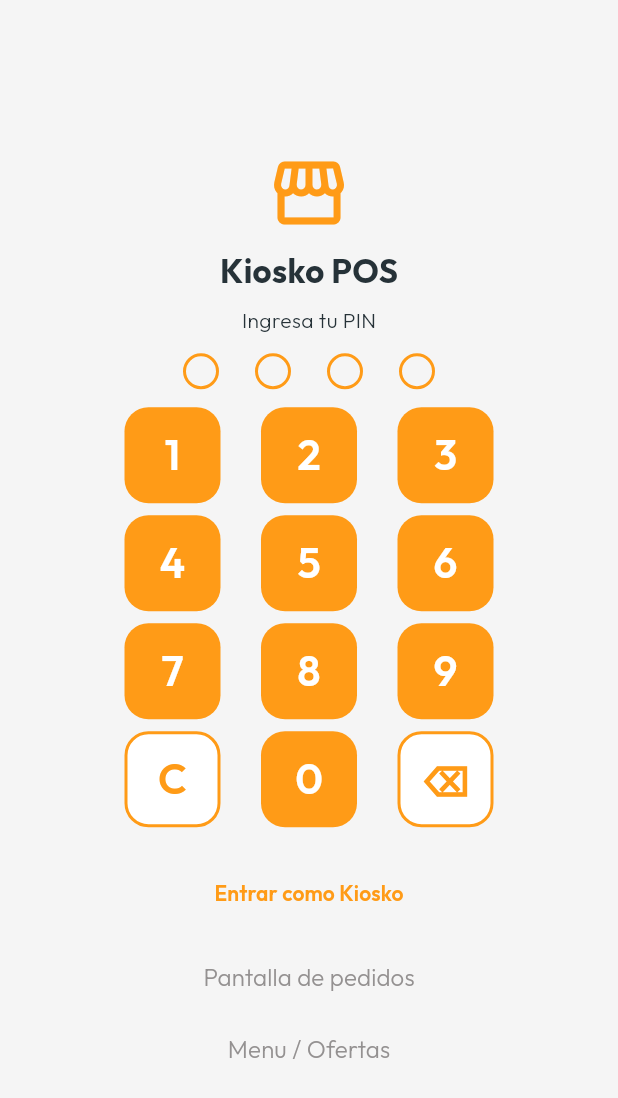
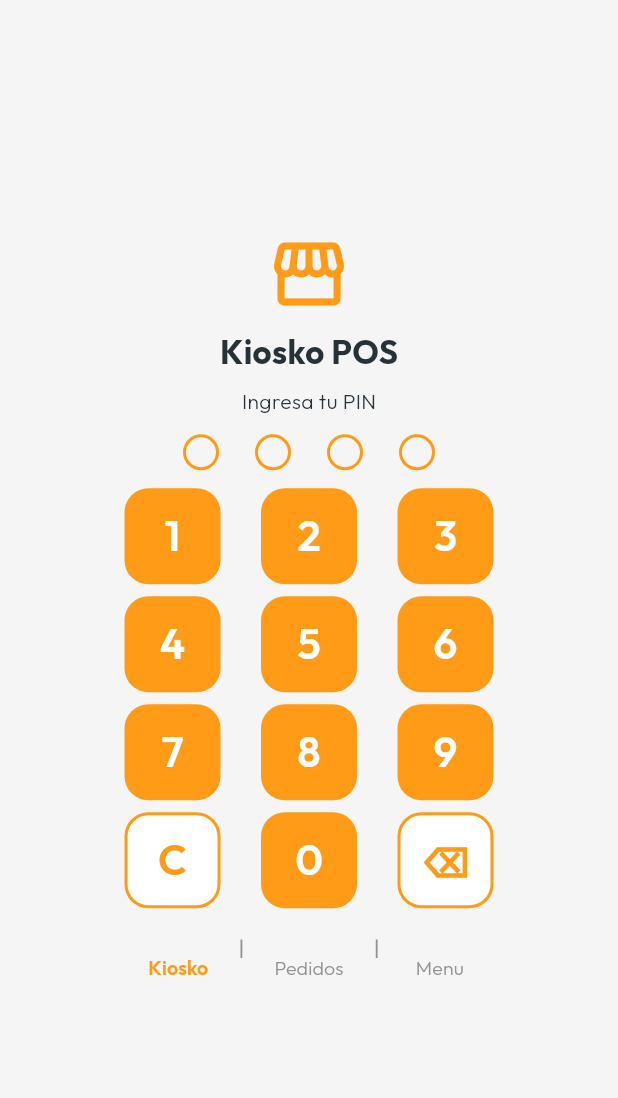
Before and after one commit to HectorRiquelme/kiosko_v2, a Flutter app: the screen it shows after launch, on a phone screen of 412 x 824 dp. Shown: the top 1098 px of the screen. Run offline on Flutter 3.47's test engine with Material 3 defaults, Android fonts, the phone set to English and light mode, and no system bars; our stand-ins replace audioplayers, cached_network_image, drift, flutter_riverpod, google_fonts, image_picker and 1 more; accounts and stored records are empty; generated files the repository leaves out were written again.

Commit message:
Compact login buttons, add clock and auto-scroll to menu board
Login:
- Buttons in compact row: Kiosko | Pedidos | Menu
- All visible on tablet without scrolling

Menu Board:
- Live clock in header (HH:MM)
- Auto-scroll promos every 5 seconds with smooth animation
- Loops back to top when reaching end

196 tests passing, 0 analysis issues.

```diff
--- a/lib/presentation/screens/login_screen.dart
+++ b/lib/presentation/screens/login_screen.dart
@@ -186,51 +186,40 @@ class _LoginScreenState extends ConsumerState<LoginScreen> {
               else
                 _buildNumpad(),
 
-              const SizedBox(height: AppSpacing.gapM),
+              const SizedBox(height: AppSpacing.gapS),
 
-              // Kiosk mode button
+              // Quick access buttons - compact row
+              Wrap(
+                alignment: WrapAlignment.center,
+                spacing: 8,
+                runSpacing: 4,
+                children: [
                   TextButton(
                     onPressed: _enterAsKiosk,
-                child: Text(
-                  'Entrar como Kiosko',
+                    child: Text('Kiosko',
                         style: AppTypography.bodyMedium.copyWith(
                             color: AppColors.primary,
-                    fontWeight: FontWeight.w600,
+                            fontWeight: FontWeight.w600, fontSize: 13)),
                   ),
+                  Text('|', style: TextStyle(color: AppColors.textSecondary)),
+                  TextButton(
+                    onPressed: () => Navigator.of(context).pushReplacement(
+                      MaterialPageRoute(builder: (_) => const OrderDisplayScreen()),
                     ),
+                    child: Text('Pedidos',
+                        style: AppTypography.bodyMedium.copyWith(
+                            color: AppColors.textSecondary, fontSize: 13)),
                   ),
-              const SizedBox(height: AppSpacing.gapS),
+                  Text('|', style: TextStyle(color: AppColors.textSecondary)),
                   TextButton(
-                onPressed: () {
-                  Navigator.of(context).pushReplacement(
-                    MaterialPageRoute(
-                      builder: (_) => const OrderDisplayScreen(),
+                    onPressed: () => Navigator.of(context).pushReplacement(
+                      MaterialPageRoute(builder: (_) => const MenuBoardScreen()),
                     ),
-                  );
-                },
-                child: Text(
-                  'Pantalla de pedidos',
+                    child: Text('Menu',
                         style: AppTypography.bodyMedium.copyWith(
-                    color: AppColors.textSecondary,
-                    fontSize: 16,
+                            color: AppColors.textSecondary, fontSize: 13)),
                   ),
-                ),
-              ),
-              TextButton(
-                onPressed: () {
-                  Navigator.of(context).pushReplacement(
-                    MaterialPageRoute(
-                      builder: (_) => const MenuBoardScreen(),
-                    ),
-                  );
-                },
-                child: Text(
-                  'Menu / Ofertas',
-                  style: AppTypography.bodyMedium.copyWith(
-                    color: AppColors.textSecondary,
-                    fontSize: 16,
-                  ),
-                ),
+                ],
               ),
             ],
           ),
```
Also changed, not shown: lib/presentation/screens/menu_board_screen.dart (+40 -1 lines), 1 other file. Lines whose indentation alone changed are shown as unchanged.
